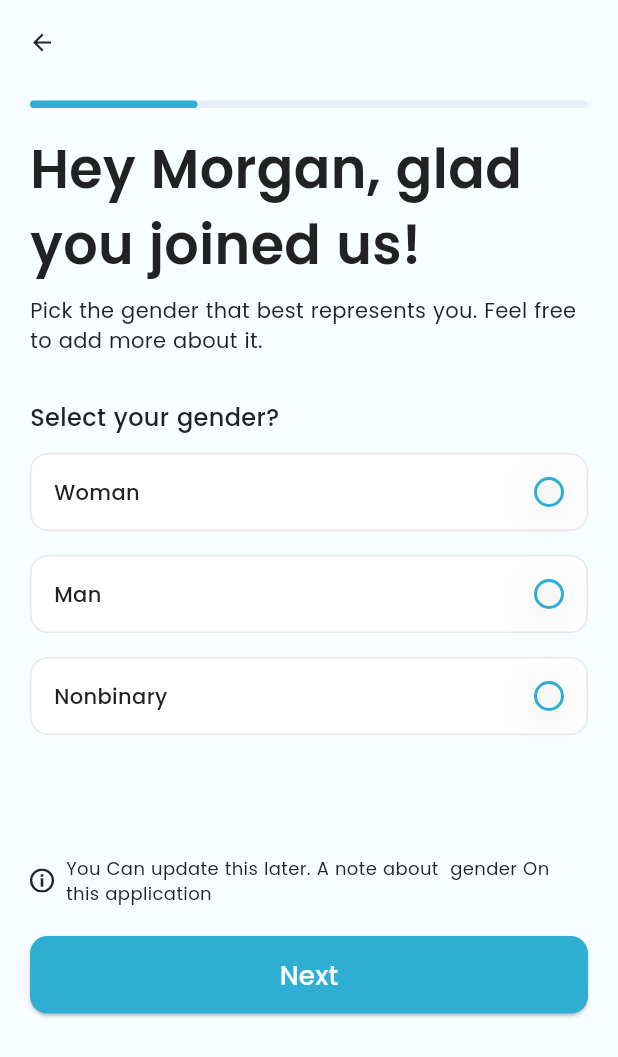
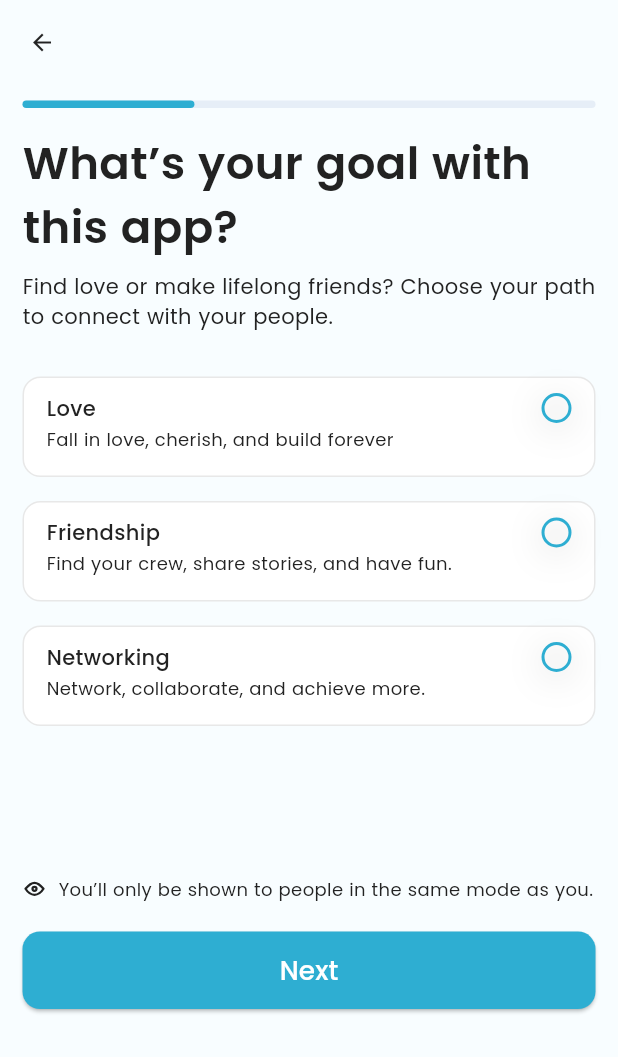
Before and after one commit to MdLimon123/Sidneby-s-Dating-App, a Flutter app: the OnboardScreen4 screen opened directly, after a tap on "Next", on a phone screen of 412 x 824 dp. Shown: the top 1057 px of the screen. Run offline on Flutter 3.47's test engine with Material 3 defaults, Android fonts, the light colour scheme and no system bars; our stand-ins replace country_code_picker, flutter_otp_text_field, flutter_screenutil, flutter_spinkit, flutter_svg, get and 1 more; accounts and stored records are empty.

Commit message:
complete friendship screen

```diff
--- a/lib/views/screen/SetupProfile/onboard_screen4.dart
+++ b/lib/views/screen/SetupProfile/onboard_screen4.dart
@@ -1,9 +1,11 @@
 import 'package:flutter/material.dart';
 import 'package:flutter_svg/flutter_svg.dart';
+import 'package:get/get.dart';
 import 'package:sindeby_dating_app/utils/app_colors.dart';
 import 'package:sindeby_dating_app/views/base/custom_appbar.dart';
 import 'package:sindeby_dating_app/views/base/custom_button.dart';
 import 'package:sindeby_dating_app/views/base/custom_radio_button.dart';
+import 'package:sindeby_dating_app/views/screen/SetupProfile/onboard_screen5.dart';
 
 class OnboardScreen4 extends StatefulWidget {
   const OnboardScreen4({super.key});
@@ -168,7 +170,9 @@ class _OnboardScreen4State extends State<OnboardScreen4> {
           ),
           SizedBox(height: 20,),
 
-          CustomButton(onTap: (){}, text: "Next")
+          CustomButton(onTap: (){
+            Get.to(()=> OnboardScreen5());
+          }, text: "Next")
 
 
         ],
--- /dev/null
+++ b/lib/views/screen/SetupProfile/onboard_screen5.dart
@@ -0,0 +1,218 @@
+import 'package:flutter/material.dart';
+import 'package:flutter_svg/flutter_svg.dart';
+import 'package:sindeby_dating_app/utils/app_colors.dart';
+import 'package:sindeby_dating_app/views/base/custom_appbar.dart';
+import 'package:sindeby_dating_app/views/base/custom_button.dart';
+import 'package:sindeby_dating_app/views/base/custom_radio_button.dart';
+
+class OnboardScreen5 extends StatefulWidget {
+  const OnboardScreen5({super.key});
+
+  @override
+  State<OnboardScreen5> createState() => _OnboardScreen5State();
+}
+
+class _OnboardScreen5State extends State<OnboardScreen5> {
+
+  bool isLove = false;
+  bool isFriendship = false;
+  bool isNetworking = false;
+
+  @override
+  Widget build(BuildContext context) {
+    return Scaffold(
+      backgroundColor: AppColors.backgroundColor,
+      appBar: CustomAppbar(),
+      body: ListView(
+        padding: EdgeInsets.symmetric(horizontal: 15, vertical: 10),
+        children: [
+          LinearProgressIndicator(
+            value: 0.3,
+            minHeight: 5,
+            backgroundColor: Color(0xFFE6EEF7),
+            borderRadius: BorderRadius.circular(8),
+            valueColor:  AlwaysStoppedAnimation<Color>(
+                AppColors.primaryColor
+            ),
+          ),
+          SizedBox(height: 15,),
+          Text("What’s your goal with this app?",
+            style: TextStyle(
+                fontSize: 30,
+                fontWeight: FontWeight.w600,
+                color: AppColors.textColor
+            ),),
+          SizedBox(height: 8,),
+          Text('Find love or make lifelong friends? Choose your path to connect with your people.',
+          style: TextStyle(
+            fontSize: 14,
+            fontWeight: FontWeight.w400,
+            color: AppColors.textColor
+          ),),
+          SizedBox(height: 30,),
+          Container(
+            height: 67,
+            width: double.infinity,
+            padding: EdgeInsets.symmetric(horizontal: 15, vertical: 10),
+            decoration: BoxDecoration(
+              borderRadius: BorderRadius.circular(12),
+              border: Border.all(color: Color(0xFFE8E8E8),
+                  width: 1),
+              color: Colors.white,
+            ),
+            child: Row(
+              mainAxisAlignment: MainAxisAlignment.start,
+                crossAxisAlignment: CrossAxisAlignment.start,
+                children: [
+
+                  Column(
+                    mainAxisAlignment: MainAxisAlignment.start,
+                    crossAxisAlignment: CrossAxisAlignment.start,
+                    children: [
+                      Text("Love",
+                        style: TextStyle(
+                            fontSize: 14,
+                            fontWeight: FontWeight.w500,
+                            color: AppColors.textColor
+                        ),),
+                      SizedBox(height: 2,),
+                      Text("Fall in love, cherish, and build forever",
+                      style: TextStyle(
+                        fontSize: 12,
+                        fontWeight: FontWeight.w400,
+                        color: AppColors.textColor
+                      ),)
+                    ],
+                  ),
+                  Spacer(),
+                  CustomRadioButton(
+                      value: isLove,
+                      onChanged: (val){
+                        setState(() {
+                          isLove = val;
+                        });
+                      }
+                  )
+                ]
+            ),
+          ),
+          SizedBox(height: 16,),
+          Container(
+            height: 67,
+            width: double.infinity,
+            padding: EdgeInsets.symmetric(horizontal: 15, vertical: 10),
+            decoration: BoxDecoration(
+              borderRadius: BorderRadius.circular(12),
+              border: Border.all(color: Color(0xFFE8E8E8),
+                  width: 1),
+              color: Colors.white,
+            ),
+            child: Row(
+                mainAxisAlignment: MainAxisAlignment.start,
+                crossAxisAlignment: CrossAxisAlignment.start,
+                children: [
+
+                  Column(
+                    mainAxisAlignment: MainAxisAlignment.start,
+                    crossAxisAlignment: CrossAxisAlignment.start,
+                    children: [
+                      Text("Friendship",
+                        style: TextStyle(
+                            fontSize: 14,
+                            fontWeight: FontWeight.w500,
+                            color: AppColors.textColor
+                        ),),
+                      SizedBox(height: 2,),
+                      Text("Find your crew, share stories, and have fun.",
+                        style: TextStyle(
+                            fontSize: 12,
+                            fontWeight: FontWeight.w400,
+                            color: AppColors.textColor
+                        ),)
+                    ],
+                  ),
+                  Spacer(),
+                  CustomRadioButton(
+                      value: isFriendship,
+                      onChanged: (val){
+                        setState(() {
+                          isFriendship = val;
+                        });
+                      }
+                  )
+                ]
+            ),
+          ),
+          SizedBox(height: 16,),
+          Container     (
+            height: 67,
+            width: double.infinity,
+            padding: EdgeInsets.symmetric(horizontal: 15, vertical: 10),
+            decoration: BoxDecoration(
+              borderRadius: BorderRadius.circular(12),
+              border: Border.all(color: Color(0xFFE8E8E8),
+                  width: 1),
+              color: Colors.white,
+            ),
+            child: Row(
+                mainAxisAlignment: MainAxisAlignment.start,
+                crossAxisAlignment: CrossAxisAlignment.start,
+                children: [
+
+                  Column(
+                    mainAxisAlignment: MainAxisAlignment.start,
+                    crossAxisAlignment: CrossAxisAlignment.start,
+                    children: [
+                      Text("Networking",
+                        style: TextStyle(
+                            fontSize: 14,
+                            fontWeight: FontWeight.w500,
+                            color: AppColors.textColor
+                        ),),
+                      SizedBox(height: 2,),
+                      Text("Network, collaborate, and achieve more.",
+                        style: TextStyle(
+                            fontSize: 12,
+                            fontWeight: FontWeight.w400,
+                            color: AppColors.textColor
+                        ),)
+                    ],
+                  ),
+                  Spacer(),
+                  CustomRadioButton(
+                      value: isNetworking,
+                      onChanged: (val){
+                        setState(() {
+                          isNetworking = val;
+                        });
+                      }
+                  )
+                ]
+            ),
+          ),
+          SizedBox(height: 100,),
+          Row(
+            children: [
+              SvgPicture.asset('assets/icons/visibility.svg'),
+              SizedBox(width: 8,),
+              Expanded(
+                child: Text("You’ll only be shown to people in the same mode as you.",
+                  style: TextStyle(
+                      fontSize: 12,
+                      fontWeight: FontWeight.w400,
+                      color: AppColors.textColor
+                  ),),
+              )
+
+            ],
+          ),
+          SizedBox(height: 20,),
+
+          CustomButton(onTap: (){
+
+          }, text: "Next")
+        ],
+      ),
+    );
+  }
+}
```
Also changed, not shown: assets/icons/visibility.svg (added).
